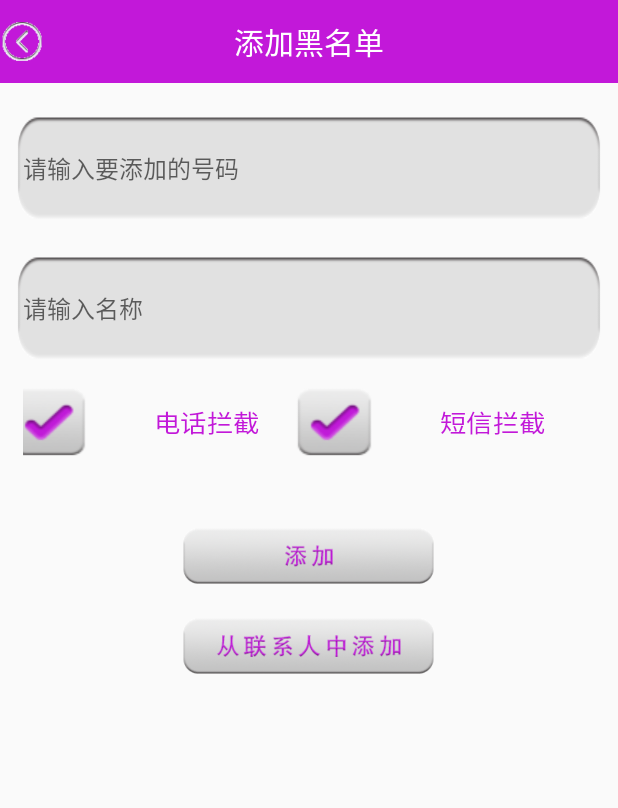
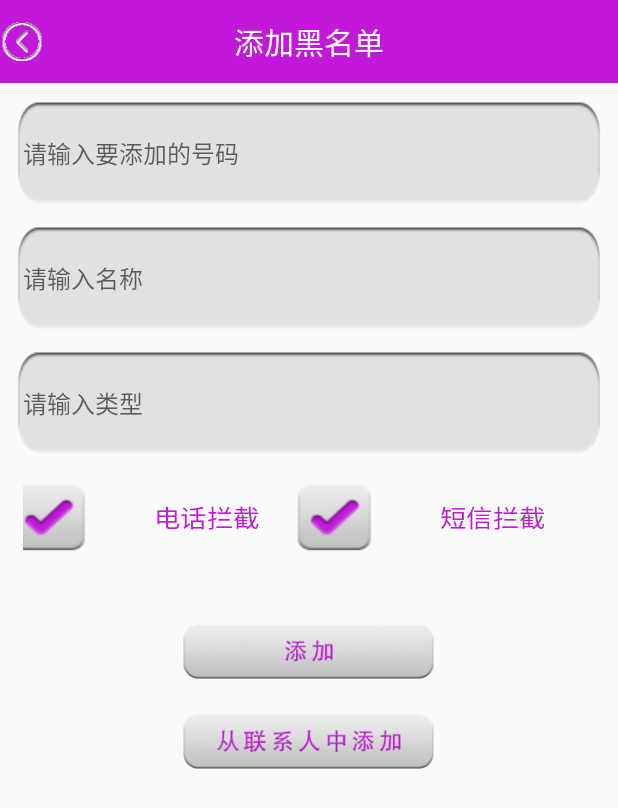
Before and after one commit to 07160831/MobileGuard, an Android app: the AddBlackNumberActivity screen opened directly, with no data from a screen before it, on a phone screen of 412 x 824 dp. Shown: the top 808 px of the screen. Run offline under Robolectric (Android 15) with nearby library versions, the phone set to English and light mode, and no system bars.

Commit message:
软件管家 完善

```diff
--- a/app/src/main/java/cn/edu/gdmec/android/mobileguard/App.java
+++ b/app/src/main/java/cn/edu/gdmec/android/mobileguard/App.java
@@ -32,7 +32,7 @@ public class App extends Application {
             //为了测试在手机序列号上的data 已模拟sim卡被更换的情况
             String realsim = tm.getSimSerialNumber();
             //测试用
-            realsim="999";
+//            realsim="999";
             if (bindsim.equals(realsim)){
                 Log.i("", "correctSIM: sim卡未发生变化，还是您的手机");
             }else{
--- a/app/src/main/java/cn/edu/gdmec/android/mobileguard/m3communicationguard/adapter/BlackContactAdapte.java
+++ b/app/src/main/java/cn/edu/gdmec/android/mobileguard/m3communicationguard/adapter/BlackContactAdapte.java
@@ -6,6 +6,8 @@ import android.view.ViewGroup;
 import android.widget.BaseAdapter;
 import android.widget.TextView;
 import android.widget.Toast;
+
+import org.w3c.dom.Text;
 
 import java.util.List;
 
@@ -28,6 +30,7 @@ public class BlackContactAdapte extends BaseAdapter {
         TextView mModeTV;
         View mContactImgv;
         View mDeleteView;
+        TextView mTypeTV;
     }
     public interface BlackConactCallBack{
         void DataSizeChanged();
@@ -67,14 +70,17 @@ public class BlackContactAdapte extends BaseAdapter {
             holder.mModeTV = (TextView) view.findViewById(R.id.tv_black_mode);
             holder.mContactImgv = view.findViewById(R.id.view_black_icon);
             holder.mDeleteView = view.findViewById(R.id.view_black_delete);
+            holder.mTypeTV = (TextView) view.findViewById(R.id.tv_black_type);
             view.setTag(holder);
         }else {
             holder = (ViewHolder) view.getTag();
         }
         holder.mNameTV.setText(contactInfos.get(position).contactName+"("+contactInfos.get(position).phoneNumber+")");
         holder.mModeTV.setText(contactInfos.get(position).getModeString(contactInfos.get(position).mode));
+        holder.mTypeTV.setText(contactInfos.get(position).type);
         holder.mNameTV.setTextColor(context.getResources().getColor(R.color.bright_purple));
         holder.mModeTV.setTextColor(context.getResources().getColor(R.color.bright_purple));
+        holder.mTypeTV.setTextColor(context.getResources().getColor(R.color.bright_purple));
         holder.mContactImgv.setBackgroundResource(R.drawable.brightpurple_contact_icon);
         holder.mDeleteView.setOnClickListener(new View.OnClickListener() {
             @Override
--- a/app/src/main/java/cn/edu/gdmec/android/mobileguard/m3communicationguard/db/BlackNumberOpenHelper.java
+++ b/app/src/main/java/cn/edu/gdmec/android/mobileguard/m3communicationguard/db/BlackNumberOpenHelper.java
@@ -30,7 +30,8 @@ public class BlackNumberOpenHelper extends SQLiteOpenHelper {
             "(id integer primary key autoincrement,"+
                 "number varchar(20),"+
                 "name varchar(255),"+
-                "mode integer)"
+                "mode integer,"+
+                "type varchar(25))"
         );
     }
 
--- a/app/src/main/java/cn/edu/gdmec/android/mobileguard/m3communicationguard/db/dao/BlackNumberDao.java
+++ b/app/src/main/java/cn/edu/gdmec/android/mobileguard/m3communicationguard/db/dao/BlackNumberDao.java
@@ -40,6 +40,7 @@ public class BlackNumberDao {
         values.put("number",blackContactInfo.phoneNumber);
         values.put("name",blackContactInfo.contactName);
         values.put("mode",blackContactInfo.mode);
+        values.put("type",blackContactInfo.type);
         long rowid = db.insert("blacknumber",null,values);
         if (rowid == -1){
             return false;
@@ -73,13 +74,14 @@ public class BlackNumberDao {
     public List<BlackContactInfo> getPageBlackNumber(int pagenumber,int pagesize){
         //得到可读的数据库
         SQLiteDatabase db = blackNumberOpenHelper.getReadableDatabase();
-        Cursor cursor = db.rawQuery("select number,mode,name from blacknumber limit ? offset ?",new String[]{String.valueOf(pagesize),String.valueOf(pagesize*pagenumber)});
+        Cursor cursor = db.rawQuery("select number,mode,name,type from blacknumber limit ? offset ?",new String[]{String.valueOf(pagesize),String.valueOf(pagesize*pagenumber)});
         List<BlackContactInfo> mBlackContactInfos = new ArrayList<BlackContactInfo>();
         while(cursor.moveToNext()){
             BlackContactInfo info =new BlackContactInfo();
             info.phoneNumber = cursor.getString(0);
             info.mode = cursor.getInt(1);
             info.contactName = cursor.getString(2);
+            info.type = cursor.getString(3);
             mBlackContactInfos.add(info);
 
         }
--- a/app/src/main/java/cn/edu/gdmec/android/mobileguard/m3communicationguard/entity/BlackContactInfo.java
+++ b/app/src/main/java/cn/edu/gdmec/android/mobileguard/m3communicationguard/entity/BlackContactInfo.java
@@ -11,7 +11,7 @@ public class BlackContactInfo {
     public String contactName;
     /*黑名单模式  1是电话拦截  2是短信拦截 3 是电话短信都拦截*/
     public int mode;
-
+    public String type;
     public String getModeString(int mode){
         switch (mode){
             case 1:
--- a/app/src/main/res/layout/activity_add_black_number.xml
+++ b/app/src/main/res/layout/activity_add_black_number.xml
@@ -4,29 +4,43 @@
     android:layout_height="match_parent"
     android:orientation="vertical">
     <include layout="@layout/titlebar"/>
+
     <EditText
         android:id="@+id/et_blacknumber"
         android:layout_width="match_parent"
         android:layout_height="wrap_content"
         android:layout_marginLeft="10dp"
         android:layout_marginRight="10dp"
-        android:layout_marginTop="20dp"
+        android:layout_marginTop="10dp"
         android:background="@drawable/coner_white_rec"
         android:hint="请输入要添加的号码"
         android:inputType="phone"
         android:paddingLeft="5dp"
         android:textColor="@color/bright_purple"
-        android:textSize="16sp"
-        />
+        android:textSize="16sp" />
+
     <EditText
         android:id="@+id/et_blackname"
         android:layout_width="match_parent"
         android:layout_height="wrap_content"
         android:layout_marginLeft="10dp"
         android:layout_marginRight="10dp"
-        android:layout_marginTop="20dp"
+        android:layout_marginTop="10dp"
         android:background="@drawable/coner_white_rec"
         android:hint="请输入名称"
+        android:paddingLeft="5dp"
+        android:textColor="@color/bright_purple"
+        android:textSize="16sp"
+        />
+    <EditText
+        android:id="@+id/et_blacktype"
+        android:layout_width="match_parent"
+        android:layout_height="wrap_content"
+        android:layout_marginLeft="10dp"
+        android:layout_marginRight="10dp"
+        android:layout_marginTop="10dp"
+        android:background="@drawable/coner_white_rec"
+        android:hint="请输入类型"
         android:paddingLeft="5dp"
         android:textColor="@color/bright_purple"
         android:textSize="16sp"
```
Also changed, not shown: app/src/main/java/cn/edu/gdmec/android/mobileguard/m3communicationguard/AddBlackNumberActivity.java (+7 -2 lines), app/src/main/res/layout/item_list_blackcontact.xml (+8 -0 lines).
